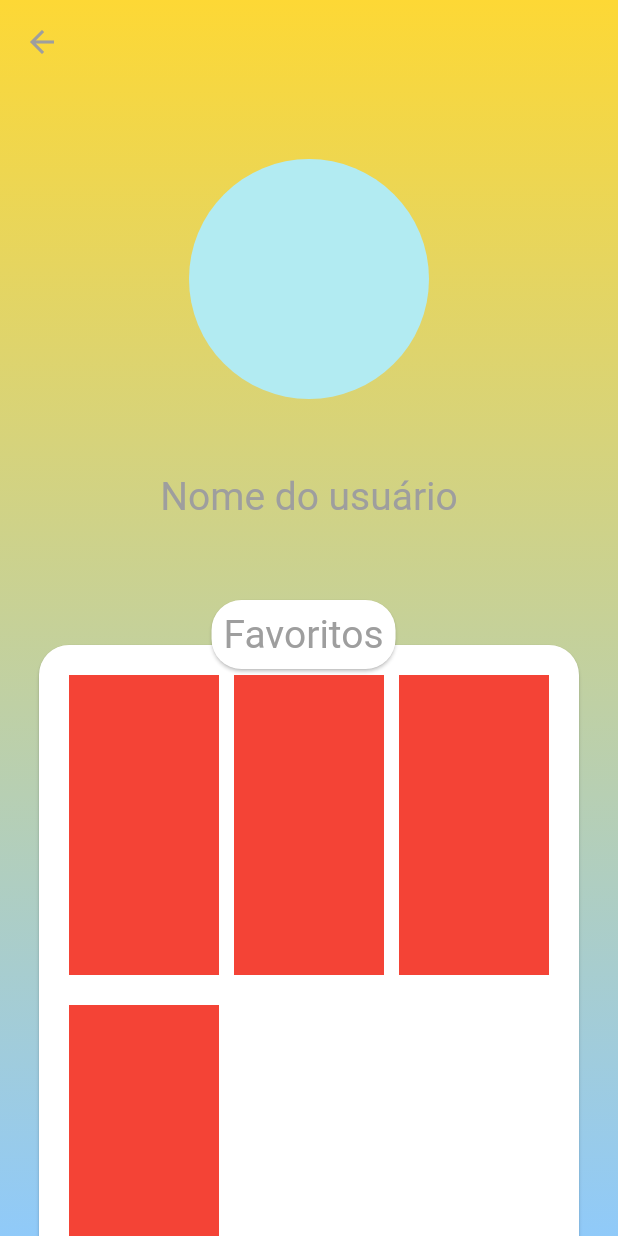
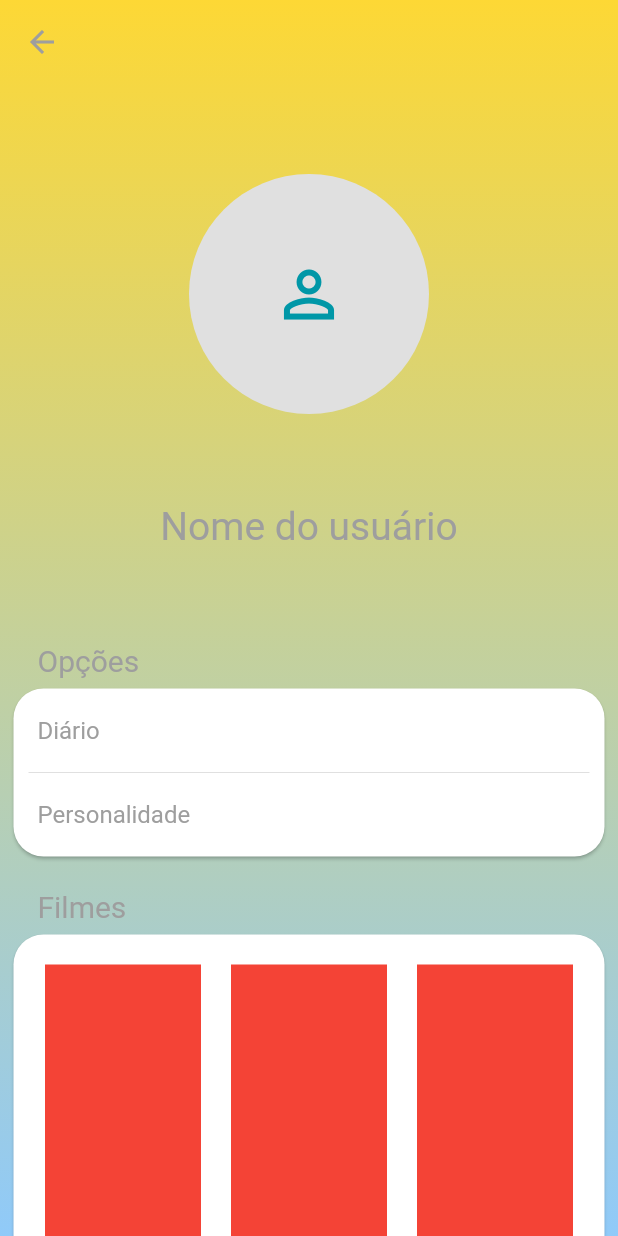
Before and after one commit to andrelrf1/cheerup, a Flutter app: the User screen opened directly, on a phone screen of 412 x 824 dp. Run offline on Flutter 3.47's test engine with Material 2 defaults, Android fonts, the phone set to English and light mode, and no system bars.

Commit message:
Muita coisa

```diff
--- a/lib/screens/login/login_screen.dart
+++ b/lib/screens/login/login_screen.dart
@@ -1,7 +1,8 @@
 import 'package:flutter/material.dart';
 import 'package:flutter/services.dart';
 import 'utils/login_form.dart';
-import '../user/user_screen.dart';
+//import '../user/user_screen.dart';
+import '../signin/signin_screen.dart';
 
 class LogIn extends StatefulWidget {
   @override
@@ -13,7 +14,7 @@ class _LogInState extends State<LogIn> {
     Navigator.push(
       context,
       MaterialPageRoute(
-        builder: (context) => User(),
+        builder: (context) => SignIn(),
       ),
     );
   }
--- /dev/null
+++ b/lib/screens/user/components/favorites_card.dart
@@ -0,0 +1,86 @@
+import 'package:flutter/material.dart';
+
+class FavoritesCard extends StatelessWidget {
+  String titulo;
+
+  FavoritesCard({this.titulo});
+
+  @override
+  Widget build(BuildContext context) {
+    return Column(
+      mainAxisAlignment: MainAxisAlignment.center,
+      children: <Widget>[
+        Padding(
+          padding: EdgeInsets.symmetric(
+            vertical: 3,
+            horizontal: 20,
+          ),
+          child: Align(
+            alignment: Alignment.centerLeft,
+            child: Text(
+              titulo,
+              style: TextStyle(
+                color: Colors.grey,
+                fontSize: 20,
+              ),
+            ),
+          ),
+        ),
+        Card(
+          shape: RoundedRectangleBorder(
+            borderRadius: BorderRadius.circular(20),
+          ),
+          child: Column(
+            mainAxisAlignment: MainAxisAlignment.center,
+            children: <Widget>[
+              Padding(
+                padding: EdgeInsets.all(20),
+                child: Wrap(
+                  runAlignment: WrapAlignment.center,
+                  direction: Axis.horizontal,
+                  alignment: WrapAlignment.start,
+                  // espaçamento abaixo dos itens:
+                  runSpacing: 20,
+                  // espaçamento entre ao lado dos itens:
+                  spacing: 20,
+                  children: <Widget>[
+                    // Usar inkWell nesses itens
+                    Container(
+                      color: Colors.red,
+                      width: 104,
+                      height: 185,
+                    ),
+                    Container(
+                      color: Colors.red,
+                      width: 104,
+                      height: 185,
+                    ),
+                    Container(
+                      color: Colors.red,
+                      width: 104,
+                      height: 185,
+                    )
+                  ],
+                ),
+              ),
+              Padding(
+                padding: EdgeInsets.symmetric(
+                  horizontal: 20,
+                ),
+                child: MaterialButton(
+                  child: Text(
+                    'Visualizar tudo',
+                    style: TextStyle(
+                        color: Colors.grey, fontWeight: FontWeight.normal),
+                  ),
+                  minWidth: double.infinity,
+                  onPressed: () {},
+                ),
+              )
+            ],
+          ),
+        )
+      ],
+    );
+  }
+}
--- /dev/null
+++ b/lib/screens/user/components/options_card.dart
@@ -0,0 +1,93 @@
+import 'package:flutter/material.dart';
+import '../../diary/diary_screen.dart';
+import '../../utils/alert.dart';
+
+class Options extends StatefulWidget {
+  @override
+  _OptionsState createState() => _OptionsState();
+}
+
+class _OptionsState extends State<Options> {
+  void _goToDiary() {
+    Navigator.push(
+      context,
+      MaterialPageRoute(
+        builder: (context) => Diary(),
+      ),
+    );
+  }
+
+  @override
+  Widget build(BuildContext context) {
+    return Column(
+      mainAxisAlignment: MainAxisAlignment.center,
+      children: <Widget>[
+        Padding(
+          padding: EdgeInsets.symmetric(
+            vertical: 3,
+            horizontal: 20,
+          ),
+          child: Align(
+            alignment: Alignment.centerLeft,
+            child: Text(
+              'Opções',
+              style: TextStyle(
+                color: Colors.grey,
+                fontSize: 20,
+              ),
+            ),
+          ),
+        ),
+        Card(
+          shape:
+              RoundedRectangleBorder(borderRadius: BorderRadius.circular(20)),
+          child: Column(
+            mainAxisAlignment: MainAxisAlignment.center,
+            mainAxisSize: MainAxisSize.max,
+            children: <Widget>[
+              ListTile(
+                title: Text(
+                  'Diário',
+                  style: TextStyle(
+                    color: Colors.grey,
+                    fontWeight: FontWeight.normal,
+                  ),
+                ),
+                onTap: () {
+                  _goToDiary();
+                },
+              ),
+              Divider(
+                height: 0,
+                endIndent: 10,
+                indent: 10,
+              ),
+              ListTile(
+                title: Text(
+                  'Personalidade',
+                  style: TextStyle(
+                    color: Colors.grey,
+                    fontWeight: FontWeight.normal,
+                  ),
+                ),
+                onTap: () {
+                  showDialog(
+                    context: context,
+                    builder: (BuildContext context) {
+                      return Alert(
+                        context: context,
+                        titulo: 'Teste',
+                        mensagem: 'Teste',
+                        buttonText: 'Teste',
+                      );
+                    },
+                  );
+                },
+              )
+            ],
+          ),
+        )
+      ],
+    );
+  }
+}
--- a/lib/screens/user/utils/user_info.dart
+++ b/lib/screens/user/components/user_info.dart
@@ -7,18 +7,20 @@ class UserInfo extends StatelessWidget {
       mainAxisAlignment: MainAxisAlignment.center,
       children: <Widget>[
         CircleAvatar(
+          backgroundColor: Colors.grey[300],
+          child: Icon(
+            Icons.person_outline,
+            size: 50,
+          ),
           radius: 80,
         ),
         SizedBox(
-          height: 50,
+          height: 60,
         ),
         Text(
           'Nome do usuário',
           style: TextStyle(
-            color: Colors.grey,
-            fontWeight: FontWeight.normal,
-            fontSize: 26
-          ),
+              color: Colors.grey, fontWeight: FontWeight.normal, fontSize: 26),
         )
       ],
     );
--- a/lib/screens/user/user_screen.dart
+++ b/lib/screens/user/user_screen.dart
@@ -1,8 +1,15 @@
 import 'package:flutter/material.dart';
-import 'utils/favorites_card.dart';
-import 'utils/user_info.dart';
+import 'components/favorites_card.dart';
+import 'components/user_info.dart';
+import 'components/options_card.dart';
+import 'components/user_settings.dart';
 
-class User extends StatelessWidget {
+class User extends StatefulWidget {
+  @override
+  _UserState createState() => _UserState();
+}
+
+class _UserState extends State<User> {
   @override
   Widget build(BuildContext context) {
     return SafeArea(
@@ -26,10 +33,35 @@ class User extends StatelessWidget {
           child: ListView(
             children: <Widget>[
               Padding(
-                padding: EdgeInsets.symmetric(vertical: 50),
+                padding: EdgeInsets.symmetric(vertical: 60),
                 child: UserInfo(),
               ),
-              FavoritesCard()
+              Padding(
+                padding: EdgeInsets.symmetric(horizontal: 5),
+                child: Options(),
+              ),
+              Padding(
+                padding: EdgeInsets.only(top: 15, right: 5, left: 5),
+                child: FavoritesCard(
+                  titulo: 'Filmes',
+                ),
+              ),
+              Padding(
+                padding: EdgeInsets.only(top: 15, right: 5, left: 5),
+                child: FavoritesCard(
+                  titulo: 'Músicas',
+                ),
+              ),
+              Padding(
+                padding: EdgeInsets.only(top: 15, right: 5, left: 5),
+                child: FavoritesCard(
+                  titulo: 'Séries',
+                ),
+              ),
+              Padding(
+                padding: EdgeInsets.only(top: 15, right: 5, left: 5),
+                child: Settings(),
+              ),
             ],
           ),
         ),
--- a/lib/screens/user/utils/favorites_card.dart
+++ /dev/null
@@ -1,90 +0,0 @@
-import 'package:flutter/material.dart';
-
-class FavoritesCard extends StatelessWidget {
-  @override
-  Widget build(BuildContext context) {
-    var size = MediaQuery.of(context).size;
-    return Stack(
-      fit: StackFit.passthrough,
-      overflow: Overflow.visible,
-      children: <Widget>[
-        Padding(
-          padding: EdgeInsets.symmetric(horizontal: 20),
-          child: Column(
-            children: <Widget>[
-              SizedBox(
-                width: double.infinity,
-                height: 30,
-              ),
-              Card(
-                shape: RoundedRectangleBorder(
-                  borderRadius: BorderRadius.circular(20),
-                ),
-                child: Padding(
-                  padding: EdgeInsets.all(20),
-                  child: Wrap(
-                    runAlignment: WrapAlignment.center,
-                    direction: Axis.horizontal,
-                    alignment: WrapAlignment.start,
-                    runSpacing: 20,
-                    // espaçamento entre ao lado dos itens
-                    spacing: 10,
-                    // espaçamento abaixo dos itens
-                    children: <Widget>[
-                      Container(
-                        color: Colors.red,
-                        width: 100,
-                        height: 200,
-                      ),
-                      Container(
-                        color: Colors.red,
-                        width: 100,
-                        height: 200,
-                      ),
-                      Container(
-                        color: Colors.red,
-                        width: 100,
-                        height: 200,
-                      ),
-                      Container(
-                        color: Colors.red,
-                        width: 100,
-                        height: 200,
-                      )
-                    ],
-                  ),
-                ),
-              ),
-            ],
-          ),
-        ),
-        Positioned(
-          left: 137,
-          child: Card(
-            shape: RoundedRectangleBorder(
-              borderRadius: BorderRadius.circular(20),
-            ),
-            child: Padding(
-              padding: EdgeInsets.all(8),
-              child: Row(
-                mainAxisAlignment: MainAxisAlignment.center,
-                children: <Widget>[
-                  SizedBox(),
-                  Text(
-                    'Favoritos',
-                    textAlign: TextAlign.center,
-                    style: TextStyle(
-                        color: Colors.grey,
-                        fontWeight: FontWeight.normal,
-                        fontSize: 26),
-                  ),
-                  SizedBox(),
-                ],
-              ),
-            ),
-          ),
-        )
-      ],
-    );
-  }
-}
--- a/pubspec.yaml
+++ b/pubspec.yaml
@@ -23,6 +23,7 @@ dependencies:
   # The following adds the Cupertino Icons font to your application.
   # Use with the CupertinoIcons class for iOS style icons.
   cupertino_icons: ^0.1.2
+  fl_chart: ^0.9.4
 
 dev_dependencies:
   flutter_test:
```
Also changed, not shown: lib/screens/user/components/user_settings.dart (added, +50 -0 lines), lib/screens/utils/alert.dart (added, +39 -0 lines), pubspec.lock.
